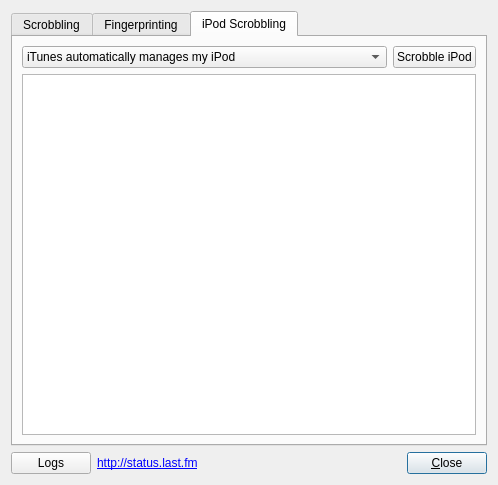
Above: app/client/Dialogs/DiagnosticsDialog.ui from mutecypher/lastfm-desktop before the change. Below: the same form after it.
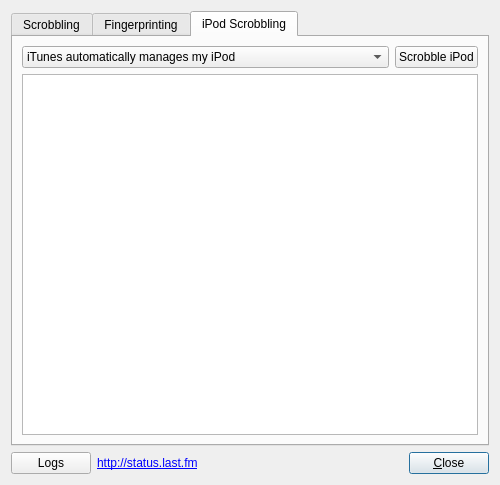
That is the form after the change. The open tabs and pages were chosen to show the change. Custom widgets are drawn as their Qt base class.

Commit message: Hide things on the diagnostics dialog that don't work yet.

Patch:
```diff
--- a/app/client/Dialogs/DiagnosticsDialog.ui
+++ b/app/client/Dialogs/DiagnosticsDialog.ui
@@ -1,11 +1,11 @@
 <ui version="4.0" >
  <class>DiagnosticsDialog</class>
- <widget class="QDialog" name="DiagnosticsDialog" >
-  <property name="geometry" >
+ <widget class="QDialog" name="DiagnosticsDialog">
+  <property name="geometry">
    <rect>
     <x>0</x>
     <y>0</y>
-    <width>498</width>
+    <width>500</width>
     <height>485</height>
    </rect>
   </property>
```
Left out of the diff: 173 changed lines with no effect on the pictures. The commit also changes 3 other files.
